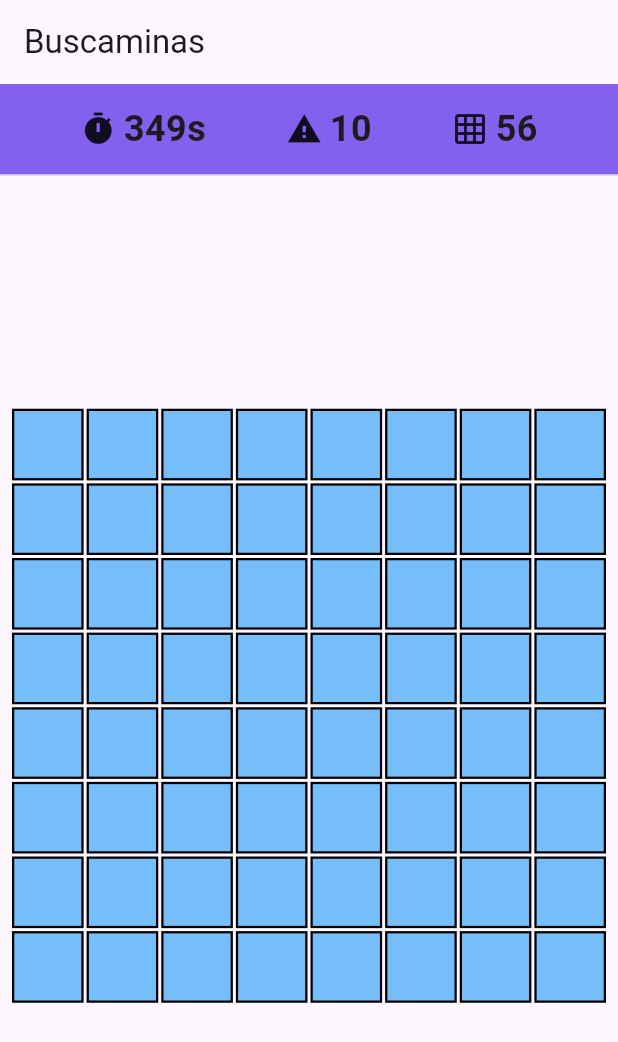
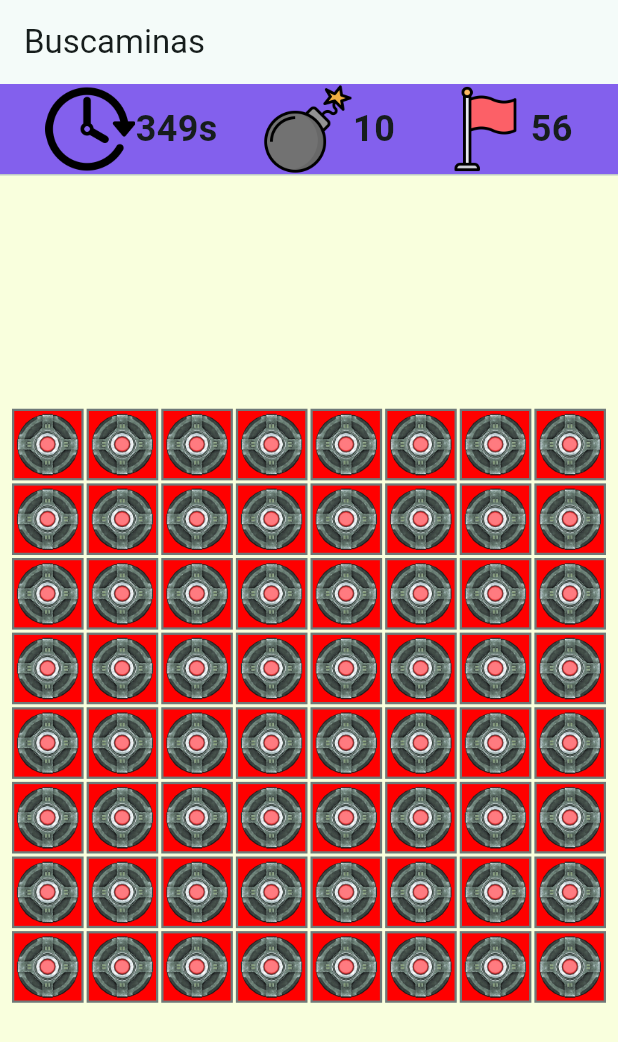
Before and after one commit to Kaelleon/3479A321_2024479025, a Flutter app: the screen it shows after launch, on a phone screen of 412 x 824 dp. Shown: the top 1042 px of the screen. Run offline on Flutter 3.47's test engine with Material 3 defaults, Android fonts, the light colour scheme and no system bars; our stand-ins replace logger.

Commit message:
implementación de assets

```diff
--- a/lib/main.dart
+++ b/lib/main.dart
@@ -23,8 +23,22 @@ class MyApp extends StatelessWidget
     return MaterialApp
     (
       title: 'Buscamina',
-      theme: ThemeData(primarySwatch: Colors.red),
-      home: const MinesweeperScreen(),
+      theme: ThemeData
+      (
+        colorScheme: ColorScheme.fromSeed
+        (
+          seedColor: const Color.fromARGB(255, 0, 255, 251),
+          primary: const Color.fromARGB(255, 0, 17, 255),
+          secondary: const Color.fromARGB(255, 255, 0, 0)
+        ),
+        scaffoldBackgroundColor: const Color.fromARGB(255, 249, 255, 221), // Fondo pordefecto de todas las pantallas
+        textTheme: const TextTheme
+        (
+          bodyMedium: TextStyle(fontSize: 16.0, fontWeight: FontWeight.w500),
+        ),
+        useMaterial3: true,
+      ),
+      home: const MinesweeperScreen(), // Apuntamos a nuestra nueva pantalla
     );
   }
 }
--- a/lib/ui/screens/minesweeper_screen.dart
+++ b/lib/ui/screens/minesweeper_screen.dart
@@ -30,8 +30,7 @@ class MinesweeperScreen extends StatelessWidget
                   (
                     children:
                     [
-                      Icon(Icons.timer),
-                      SizedBox(width: 5),
+                      Image.asset('assets/images/Tiempo.png'),
                       Text('349s',
                       style: TextStyle
                       (
@@ -44,8 +43,7 @@ class MinesweeperScreen extends StatelessWidget
                   (
                     children:
                     [
-                      Icon(Icons.warning),
-                      SizedBox(width: 5),
+                      Image.asset('assets/images/Bomba.png'),
                       Text('10',
                       style: TextStyle
                       (
@@ -58,8 +56,7 @@ class MinesweeperScreen extends StatelessWidget
                   (
                     children:
                     [
-                      Icon(Icons.grid_on),
-                      SizedBox(width: 5),
+                      Image.asset('assets/images/Bandera.png'),
                       Text('56',
                       style: TextStyle
                       (
--- a/lib/ui/widgets/mine_cell.dart
+++ b/lib/ui/widgets/mine_cell.dart
@@ -12,13 +12,25 @@ class MineCell extends StatelessWidget
   @override
   Widget build(BuildContext context)
   {
+    final theme = Theme.of(context);
+
     return Container
     (
       decoration: BoxDecoration
       (
-        color: const Color.fromARGB(255, 118, 190, 249),
-        border: Border.all(color: Colors.black, width: 1.5),
+        color: theme.colorScheme.secondary, //usa el color de fonde del tema
+        border: Border.all(color: theme.colorScheme.outline, width: 1.5),
       ),
+      child: Center
+      (
+        child: Image.asset
+        (
+          'assets/icons/Mina.png',
+          width: 64,
+          height: 64,
+          fit: BoxFit.contain,
+        ),
+      )
     );
   }
 }
```
Also changed, not shown: pubspec.yaml (+5 -3 lines), assets/icons/Mina.png (added), assets/images/Bandera.png (added), assets/images/Bomba.png (added), assets/images/Tiempo.png (added).
